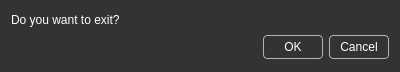
Above: multibench/widgets/quitdialog.ui from IlyaZh/Maiman-MCBS before the change. Below: the same form after it.
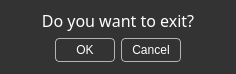
That is the form after the change.

```diff
--- a/multibench/widgets/quitdialog.ui
+++ b/multibench/widgets/quitdialog.ui
@@ -6,12 +6,12 @@
    <rect>
     <x>0</x>
     <y>0</y>
-    <width>400</width>
+    <width>236</width>
     <height>72</height>
    </rect>
   </property>
   <property name="sizePolicy">
-   <sizepolicy hsizetype="Fixed" vsizetype="Fixed">
+   <sizepolicy hsizetype="MinimumExpanding" vsizetype="MinimumExpanding">
     <horstretch>0</horstretch>
     <verstretch>0</verstretch>
    </sizepolicy>
@@ -37,14 +37,32 @@
 }</string>
   </property>
   <layout class="QVBoxLayout" name="verticalLayout">
+   <property name="leftMargin">
+    <number>18</number>
+   </property>
+   <property name="topMargin">
+    <number>9</number>
+   </property>
+   <property name="rightMargin">
+    <number>18</number>
+   </property>
+   <property name="bottomMargin">
+    <number>12</number>
+   </property>
    <item>
     <widget class="QLabel" name="label">
      <property name="sizePolicy">
-      <sizepolicy hsizetype="Maximum" vsizetype="Maximum">
+      <sizepolicy hsizetype="MinimumExpanding" vsizetype="Maximum">
        <horstretch>0</horstretch>
        <verstretch>0</verstretch>
       </sizepolicy>
      </property>
+     <property name="font">
+      <font>
+       <family>Share Tech Mono</family>
+       <pointsize>12</pointsize>
+      </font>
+     </property>
      <property name="styleSheet">
       <string notr="true">color: rgb(255, 255, 255);
 font: 14pt &quot;Share Tech Mono&quot;;</string>
@@ -52,10 +70,22 @@
      <property name="text">
       <string>Do you want to exit?</string>
      </property>
+     <property name="alignment">
+      <set>Qt::AlignCenter</set>
+     </property>
     </widget>
    </item>
    <item>
     <widget class="QDialogButtonBox" name="buttonBox">
+     <property name="font">
+      <font>
+       <family>Share Tech Mono</family>
+       <pointsize>10</pointsize>
+       <weight>50</weight>
+       <italic>false</italic>
+       <bold>false</bold>
+      </font>
+     </property>
      <property name="styleSheet">
       <string notr="true">background-color: rgb(51, 51, 51);
  border: 1px solid rgb(180,180,180);
@@ -67,6 +97,9 @@
      <property name="standardButtons">
       <set>QDialogButtonBox::Cancel|QDialogButtonBox::Ok</set>
      </property>
+     <property name="centerButtons">
+      <bool>true</bool>
+     </property>
     </widget>
    </item>
   </layout>
```
Left out of the diff: 8 changed lines with no effect on the pictures.
